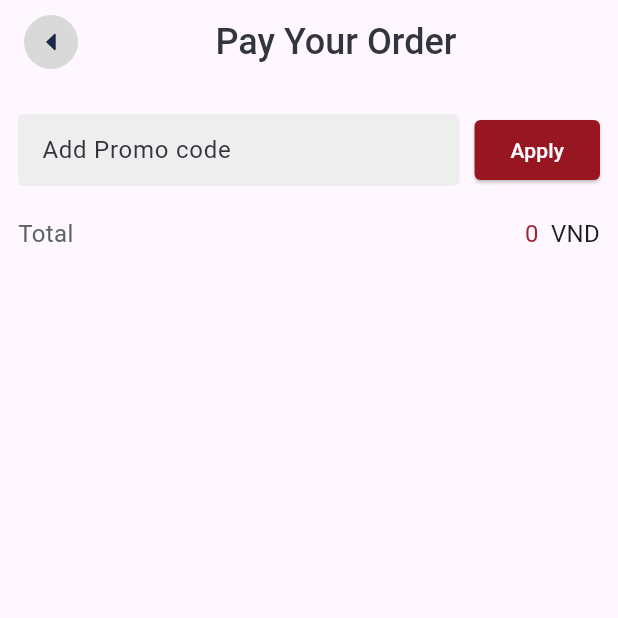
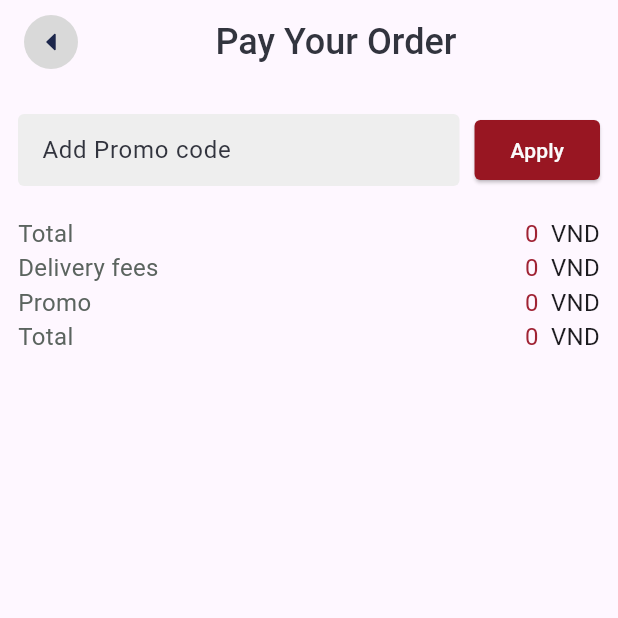
Before and after one commit to nguyendao2101/Flutter-PNJ, a Flutter app: the PaymentView screen opened directly with empty values, after a tap on "Apply", on a phone screen of 412 x 824 dp, the top half of it. Run offline on Flutter 3.47's test engine with Material 3 defaults, Android fonts, the phone set to English and light mode, and no system bars; our stand-ins replace cached_network_image, carousel_slider, cloud_firestore, firebase_auth, firebase_core, firebase_database and 6 more; missing offline and left inert: mailer; accounts and stored records are empty; Roboto replaces fonts that are missing (Poppins).

Commit message:
update promo for payment

```diff
--- a/lib/view_model/by_cart_view_model.dart
+++ b/lib/view_model/by_cart_view_model.dart
@@ -82,7 +82,7 @@ class ByCartViewModel extends GetxController {
   Future<void> fetchCoupons() async {
     try {
       print('Fetching coupons...');
-      final QuerySnapshot snapshot = await _firestore.collection('coupon').get();
+      final QuerySnapshot snapshot = await _firestore.collection('Coupons').get();
       print('Raw snapshot data: ${snapshot.docs}');
 
       final fetchedCoupons = snapshot.docs.map((doc) {
--- a/lib/widgets/common_widget/pay/payment_view.dart
+++ b/lib/widgets/common_widget/pay/payment_view.dart
@@ -57,6 +57,7 @@ class _PaymentViewState extends State<PaymentView> {
   void initState() {
     super.initState();
     _loadProducts();
+    controller.fetchCoupons();
     // controller.fetchStores();
     //
     // // Sửa việc chuyển đổi `Name` sang kiểu String
@@ -229,25 +230,25 @@ class _PaymentViewState extends State<PaymentView> {
                     const SizedBox(width: 10),
                     ElevatedButton(
                       onPressed: () {
-                        // String enteredCode = couponController.text.trim(); // Lấy giá trị từ TextField
-                        // var matchingCoupon = controller.coupons.firstWhere(
-                        //       (coupon) => coupon['id'] == enteredCode,
-                        //   orElse: () => {}, // Trả về một map rỗng khi không tìm thấy
-                        // );
-                        //
-                        // if (matchingCoupon.isNotEmpty) {
-                        //   // Nếu tìm thấy mã giảm giá
-                        //   print('Coupon found: ${matchingCoupon['coupon']} VND');
-                        //   setState(() {
-                        //     coupon = matchingCoupon['coupon'].toDouble();  // Cập nhật coupon khi tìm thấy
-                        //   });
-                        // } else {
-                        //   // Nếu không tìm thấy mã giảm giá
-                        //   print('Invalid coupon code');
-                        //   setState(() {
-                        //     coupon = 0;  // Đặt lại coupon nếu không tìm thấy
-                        //   });
-                        // }
+                        String enteredCode = couponController.text.trim(); // Lấy giá trị từ TextField
+                        var matchingCoupon = controller.coupons.firstWhere(
+                              (coupon) => coupon['id'] == enteredCode,
+                          orElse: () => {}, // Trả về một map rỗng khi không tìm thấy
+                        );
+
+                        if (matchingCoupon.isNotEmpty) {
+                          // Nếu tìm thấy mã giảm giá
+                          print('Coupon found: ${matchingCoupon['discount']} VND');
+                          setState(() {
+                            coupon = matchingCoupon['discount'].toDouble();  // Cập nhật coupon khi tìm thấy
+                          });
+                        } else {
+                          // Nếu không tìm thấy mã giảm giá
+                          print('Invalid coupon code');
+                          setState(() {
+                            coupon = 0;  // Đặt lại coupon nếu không tìm thấy
+                          });
+                        }
                       },
                       style: ElevatedButton.styleFrom(
                         foregroundColor: const Color(0xffFBFBFB),
@@ -262,6 +263,9 @@ class _PaymentViewState extends State<PaymentView> {
                 ),
               ),
               _moneyToTal('Total', total, const Color(0xff5B645F),currencyFormat),
+              _moneyToTal('Delivery fees', delivery, const Color(0xff5B645F),currencyFormat),
+              _moneyToTal('Promo', coupon, const Color(0xff5B645F),currencyFormat),
+              _moneyToTal('Total', (total - coupon + delivery), const Color(0xff5B645F),currencyFormat),
             ],
           ),
         ),
```
